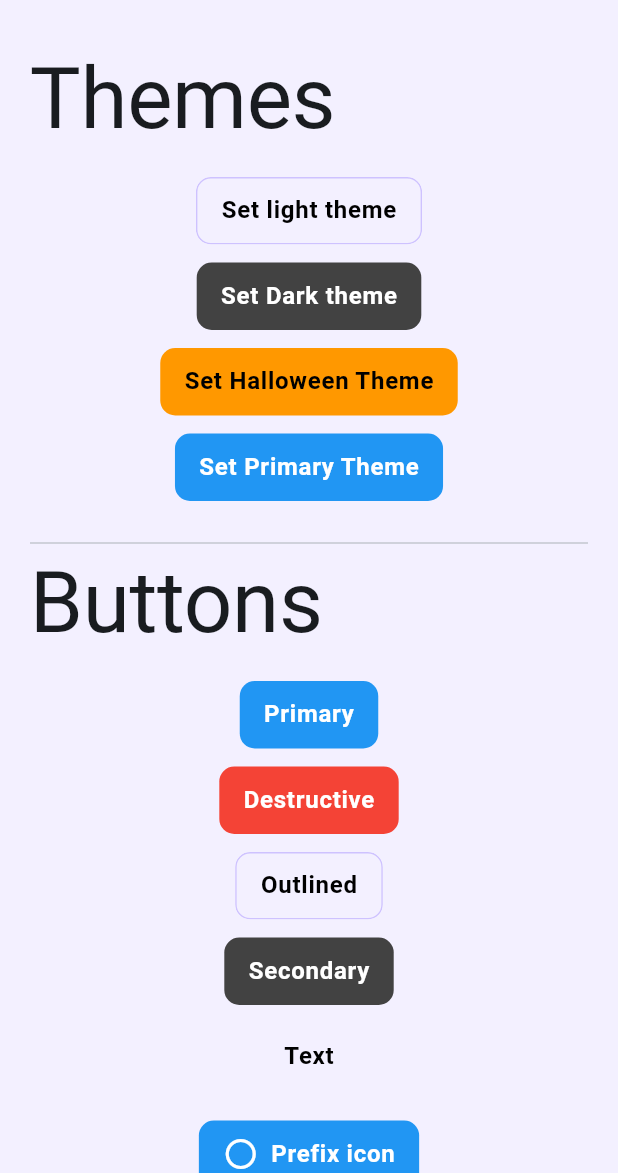
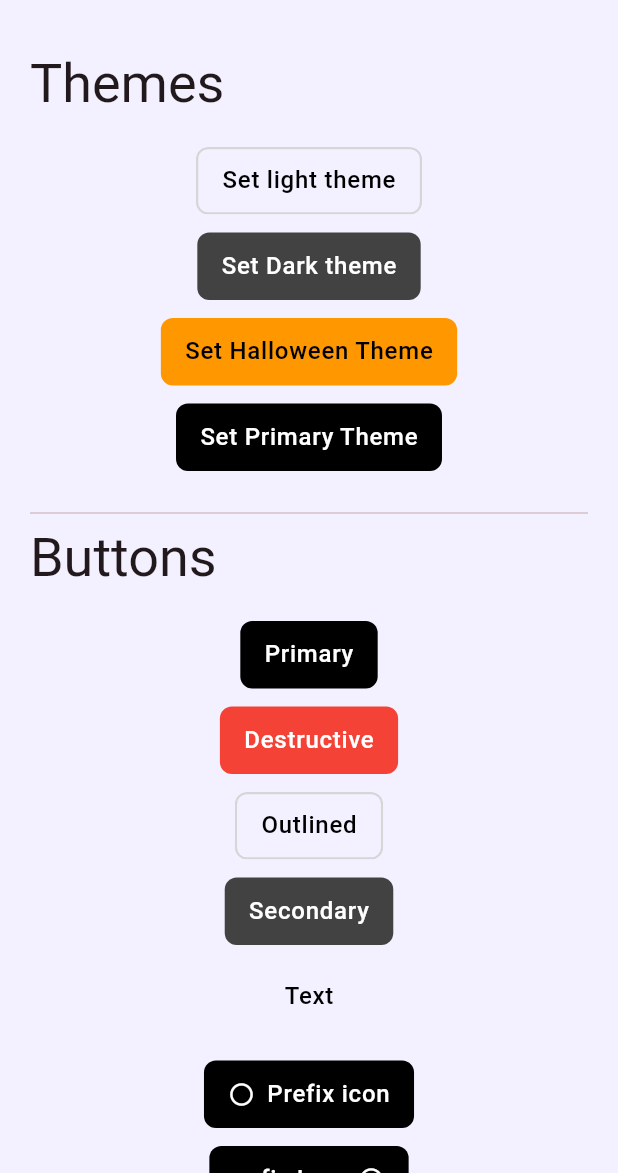
Before and after one commit to eduardohr-muniz/ui, a Flutter app: the screen it shows after launch, on a phone screen of 412 x 824 dp, the part 63-1236 px from its top. Run offline on Flutter 3.47's test engine with Material 3 defaults, Android fonts, the phone set to English and light mode, and no system bars; our stand-ins replace google_fonts.

Commit message:
:recycle: refactor: style buttons ajust

```diff
--- a/example/lib/src/components/base_component.dart
+++ b/example/lib/src/components/base_component.dart
@@ -15,7 +15,7 @@ class BaseComponent extends StatelessWidget {
   Widget build(BuildContext context) {
     return Column(
       children: [
-        Align(alignment: Alignment.topLeft, child: Text(title, style: context.textTheme.displayLarge)),
+        Align(alignment: Alignment.topLeft, child: Text(title, style: context.textTheme.displaySmall)),
         const SizedBox(height: 20),
         child,
         const SizedBox(height: 20),
--- a/example/lib/src/components/theme_widgets.dart
+++ b/example/lib/src/components/theme_widgets.dart
@@ -21,7 +21,7 @@ class ThemeWidgets extends StatelessWidget {
                 data: UiTheme.halloween().light,
                 child: UiButton(text: 'Set Halloween Theme', onTap: () => context.themeController.toggleTheme(UiTheme.halloween()))),
             Theme(
-                data: UiTheme.primary().light,
+                data: context.isDark ? UiTheme.primary().dark : UiTheme.primary().light,
                 child: UiButton(text: 'Set Primary Theme', onTap: () => context.themeController.toggleTheme(UiTheme.primary()))),
           ],
         ));
--- a/lib/src/buttons/ui_button.dart
+++ b/lib/src/buttons/ui_button.dart
@@ -153,7 +153,7 @@ class _UiButtonState extends State<UiButton> {
       };
 
   bool _isLoad = false;
-  final _borderradius = BorderRadius.circular(10);
+  final _borderradius = BorderRadius.circular(8);
 
   Future<void> _callFunction(FutureOr<void> Function()? func) async {
     if (widget.disable || _isLoad) return;
@@ -188,7 +188,7 @@ class _UiButtonState extends State<UiButton> {
                 ? null
                 : BoxDecoration(
                     borderRadius: _borderradius,
-                    border: Border.all(color: style.borderColor ?? Colors.transparent),
+                    border: Border.all(color: style.borderColor ?? Colors.transparent, width: 1.5),
                   ),
             child: Padding(
               padding: const EdgeInsets.symmetric(horizontal: 16, vertical: 8),
@@ -200,13 +200,27 @@ class _UiButtonState extends State<UiButton> {
                   mainAxisAlignment: MainAxisAlignment.center,
                   children: [
                     if (widget.prefixIcon != null)
-                      Padding(padding: const EdgeInsets.only(right: 8), child: Icon(widget.prefixIcon, color: style.textColor)),
+                      Padding(
+                        padding: const EdgeInsets.only(right: 8),
+                        child: Icon(
+                          widget.prefixIcon,
+                          color: style.textColor,
+                          size: 18,
+                        ),
+                      ),
                     Text(
                       widget.text,
-                      style: context.textTheme.bodyLarge?.copyWith(color: style.textColor, fontWeight: FontWeight.w700),
+                      style: context.textTheme.bodyLarge?.copyWith(color: style.textColor, fontWeight: FontWeight.w500),
                     ),
                     if (widget.suffixIcon != null)
-                      Padding(padding: const EdgeInsets.only(left: 8), child: Icon(widget.suffixIcon, color: style.textColor)),
+                      Padding(
+                        padding: const EdgeInsets.only(left: 8),
+                        child: Icon(
+                          widget.suffixIcon,
+                          color: style.textColor,
+                          size: 18,
+                        ),
+                      ),
                   ],
                 ),
               ),
--- a/lib/src/theme/ui_colors_scheme.dart
+++ b/lib/src/theme/ui_colors_scheme.dart
@@ -24,9 +24,9 @@ class UiColorsScheme {
     onCard: Colors.black,
     popover: Color(0xffF3F0FF),
     onPopover: Colors.black,
-    border: Color(0xffCEC2FF),
+    border: Color.fromARGB(255, 214, 214, 214),
     input: Color(0xffF4F4F5),
-    primary: Colors.blue,
+    primary: Colors.black,
     onPrimary: Colors.white,
     secondary: Color(0xffE4E4E7),
     onSecondary: Color(0xff71717a),
@@ -52,8 +52,8 @@ class UiColorsScheme {
     onPopover: Colors.white,
     border: Color(0xff3f3f46),
     input: Color(0xff27272a),
-    primary: Colors.lightBlue,
-    onPrimary: Colors.white,
+    primary: Colors.white,
+    onPrimary: Colors.black,
     secondary: Color(0xffd4d4d8),
     onSecondary: Color(0xff71717a),
     accent: Color(0xffD63C3C),
@@ -81,7 +81,7 @@ class UiColorsScheme {
       dark: colorSchemePrimaryDark.copyWith(
           onPrimary: Colors.white,
           appBar: const Color(0xff27272a),
-          primary: Colors.deepPurple,
+          primary: const Color(0xff7A5CF2),
           onAppBar: const Color.fromARGB(255, 109, 225, 1),
           onBackground: Colors.white,
           onSurface: Colors.white),
```
